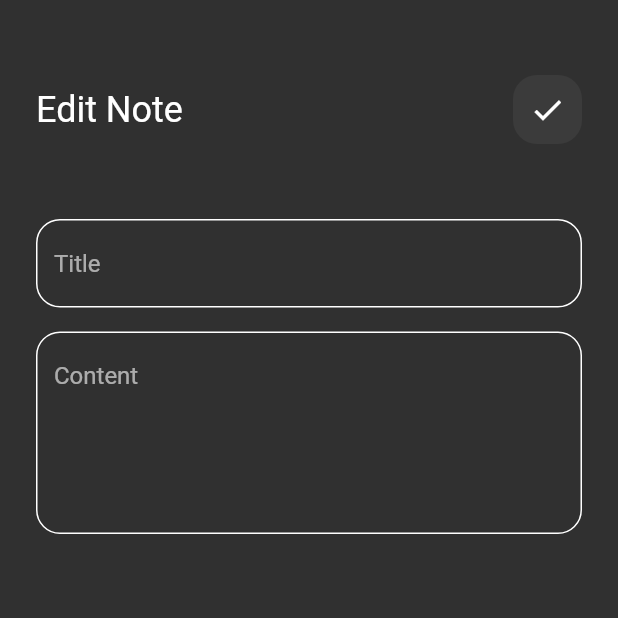
After one commit to alifawzy22/note-app, a Flutter app: the screen it shows after launch, after a tap on "Flutter Tips", on a phone screen of 412 x 824 dp, the top half of it. The commit adds this screen. Run offline on Flutter 3.47's test engine with Material 2 defaults, Android fonts, the phone set to English and light mode, and no system bars; our stand-ins replace font_awesome_flutter.

Commit message:
add edit note view

```diff
--- /dev/null
+++ b/lib/views/edit_note_view.dart
@@ -0,0 +1,44 @@
+import 'package:flutter/material.dart';
+import 'package:note_app/views/widgets/custom_appbar.dart';
+import 'package:note_app/views/widgets/custom_text_field.dart';
+
+class EditNoteView extends StatelessWidget {
+  const EditNoteView({super.key});
+
+  @override
+  Widget build(BuildContext context) {
+    return const Scaffold(
+      body: EditNoteViewBody(),
+    );
+  }
+}
+
+class EditNoteViewBody extends StatelessWidget {
+  const EditNoteViewBody({super.key});
+
+  @override
+  Widget build(BuildContext context) {
+    return Padding(
+      padding: const EdgeInsets.only(top: 50, left: 24, right: 24),
+      child: Column(
+        children: const [
+          CustomAppBar(
+            title: 'Edit Note',
+            icon: Icons.check,
+          ),
+          SizedBox(
+            height: 50,
+          ),
+          CustomTextField(hint: 'Title'),
+          SizedBox(
+            height: 16,
+          ),
+          CustomTextField(
+            hint: 'Content',
+            maxLines: 5,
+          ),
+        ],
+      ),
+    );
+  }
+}
--- a/lib/views/widgets/custom_appbar.dart
+++ b/lib/views/widgets/custom_appbar.dart
@@ -3,20 +3,24 @@ import 'package:flutter/material.dart';
 import 'custom_search_icon.dart';
 
 class CustomAppBar extends StatelessWidget {
-  const CustomAppBar({super.key});
+  const CustomAppBar({super.key, required this.title, required this.icon});
+  final String title;
+  final IconData icon;
 
   @override
   Widget build(BuildContext context) {
     return Row(
       mainAxisAlignment: MainAxisAlignment.spaceBetween,
-      children: const [
+      children: [
         Text(
-          'Notes',
-          style: TextStyle(
+          title,
+          style: const TextStyle(
             fontSize: 24,
           ),
         ),
-        CustomSearchIcon(),
+        CustomSearchIcon(
+          icon: icon,
+        ),
       ],
     );
   }
--- a/lib/views/widgets/custom_note_item.dart
+++ b/lib/views/widgets/custom_note_item.dart
@@ -1,4 +1,5 @@
 import 'package:flutter/material.dart';
+import 'package:note_app/views/edit_note_view.dart';
 
 import 'custom_column_note_item.dart';
 
@@ -7,13 +8,20 @@ class CustomNoteItem extends StatelessWidget {
 
   @override
   Widget build(BuildContext context) {
-    return Container(
-      padding: const EdgeInsets.only(top: 24, bottom: 16, left: 24),
-      decoration: BoxDecoration(
-        borderRadius: BorderRadius.circular(16),
-        color: const Color.fromARGB(255, 211, 148, 14),
+    return GestureDetector(
+      onTap: () {
+        Navigator.push(context, MaterialPageRoute(builder: (context) {
+          return const EditNoteView();
+        }));
+      },
+      child: Container(
+        padding: const EdgeInsets.only(top: 24, bottom: 16, left: 24),
+        decoration: BoxDecoration(
+          borderRadius: BorderRadius.circular(16),
+          color: const Color.fromARGB(255, 211, 148, 14),
+        ),
+        child: const CustomColumnNoteItem(),
       ),
-      child: const CustomColumnNoteItem(),
     );
   }
 }
--- a/lib/views/widgets/custom_search_icon.dart
+++ b/lib/views/widgets/custom_search_icon.dart
@@ -1,8 +1,8 @@
 import 'package:flutter/material.dart';
 
 class CustomSearchIcon extends StatelessWidget {
-  const CustomSearchIcon({super.key});
-
+  const CustomSearchIcon({super.key, required this.icon});
+  final IconData icon;
   @override
   Widget build(BuildContext context) {
     return Container(
@@ -12,9 +12,9 @@ class CustomSearchIcon extends StatelessWidget {
         color: Colors.white.withOpacity(0.05),
         borderRadius: BorderRadius.circular(16),
       ),
-      child: const Center(
+      child: Center(
         child: Icon(
-          Icons.search,
+          icon,
           size: 24,
         ),
       ),
--- a/lib/views/widgets/note_view_body.dart
+++ b/lib/views/widgets/note_view_body.dart
@@ -12,7 +12,10 @@ class NoteViewBody extends StatelessWidget {
       padding: const EdgeInsets.only(top: 50, left: 24, right: 24),
       child: Column(
         children: const [
-          CustomAppBar(),
+          CustomAppBar(
+            title: 'Notes',
+            icon: Icons.search,
+          ),
           Expanded(
             child: NoteListView(),
           ),
```
